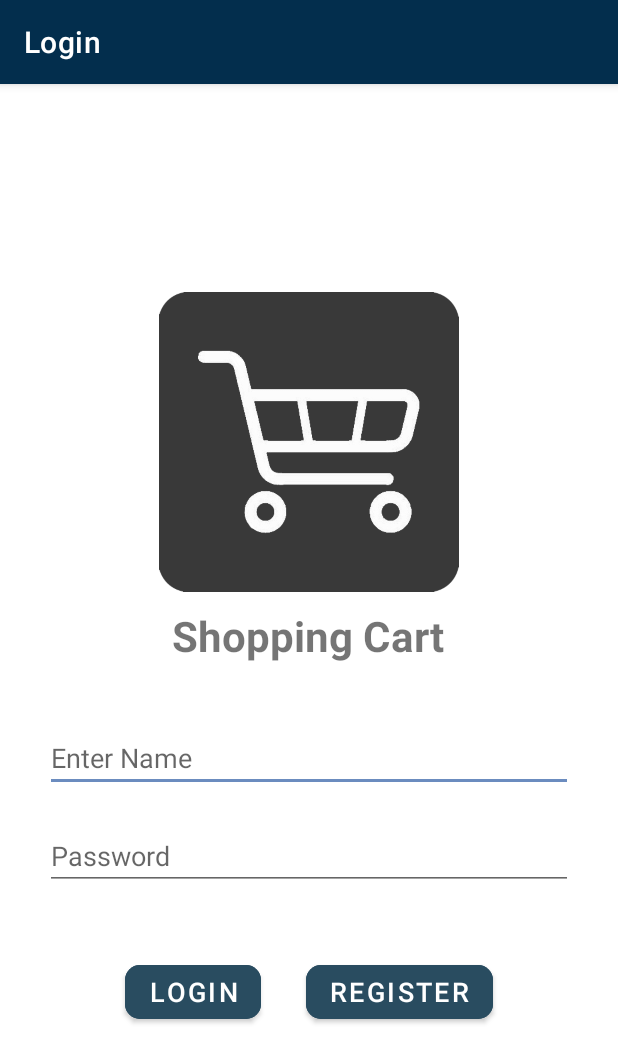
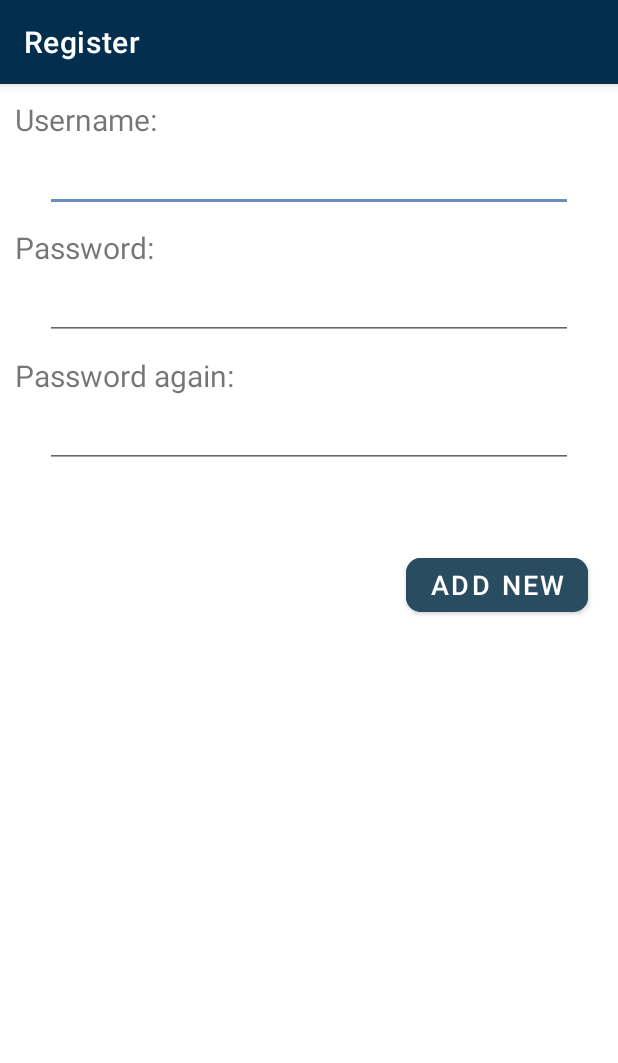
Before and after one commit to molnar75/ShoppingCart, an Android app: the screen it shows after launch (MainActivity before the commit, RegisterFormActivity after it), after a tap on "REGISTER", on a phone screen of 412 x 824 dp. Shown: the top 1063 px of the screen. Run offline under Robolectric (Android 15) with nearby library versions, the phone set to English and light mode, and no system bars.

Commit message:
Implemented register activity, deleted finished TODOs and added new TODO

```diff
--- a/app/src/main/AndroidManifest.xml
+++ b/app/src/main/AndroidManifest.xml
@@ -9,8 +9,9 @@
         android:roundIcon="@mipmap/app_icon_round"
         android:supportsRtl="true"
         android:theme="@style/Theme.ShoppingCart">
-        <activity android:name=".CartFormActivity"></activity>
-        <activity android:name=".CartListActivity"></activity>
+        <activity android:name=".RegisterFormActivity"></activity>
+        <activity android:name=".CartFormActivity" />
+        <activity android:name=".CartListActivity" />
         <activity android:name=".ItemFormActivity" /> <!-- TODO a szülője a cartItemListActivity legyen, de jelenleg összeomlik mert üres az intent -->
         <activity
             android:name=".MainActivity"
--- a/app/src/main/java/com/example/shoppingcart/MainActivity.java
+++ b/app/src/main/java/com/example/shoppingcart/MainActivity.java
@@ -58,7 +58,8 @@ public class MainActivity extends AppCompatActivity {
             registerButton.setOnClickListener(new View.OnClickListener() {
                 @Override
                 public void onClick(View v) {
-                    Toast.makeText(MainActivity.this, "Register", Toast.LENGTH_SHORT).show();
+                    Intent intent = new Intent(MainActivity.this, RegisterFormActivity.class);
+                    startActivity(intent);
                 }
             });
         }
@@ -101,6 +102,6 @@ public class MainActivity extends AppCompatActivity {
         return validationIsOk;
     }
 
-    //TODO regisztrációs ablak
+    //TODO confirmation popup style változtatása
     //TODO bónusz nyelviesítés
 }
--- /dev/null
+++ b/app/src/main/java/com/example/shoppingcart/RegisterFormActivity.java
@@ -0,0 +1,68 @@
+package com.example.shoppingcart;
+
+import androidx.appcompat.app.AppCompatActivity;
+
+import android.os.Bundle;
+import android.view.View;
+import android.widget.Button;
+import android.widget.EditText;
+import android.widget.TextView;
+import android.widget.Toast;
+
+public class RegisterFormActivity extends AppCompatActivity {
+
+    @Override
+    protected void onCreate(Bundle savedInstanceState) {
+        super.onCreate(savedInstanceState);
+        setContentView(R.layout.activity_register_form);
+
+        setTitle("Register");
+
+        EditText etUsername = findViewById(R.id.userNameRegisterForm);
+        EditText etPassword = findViewById(R.id.passwordRegisterForm);
+        EditText etPasswordAgain = findViewById(R.id.passwordAgainRegisterForm);
+        TextView tvErrorMessage = findViewById(R.id.registerFormErrorMessage);
+        Button addNewButton = findViewById(R.id.addNewButtonRegisterForm);
+
+        addNewButton.setOnClickListener(new View.OnClickListener() {
+            @Override
+            public void onClick(View v) {
+                String username = etUsername.getText().toString();
+                String password = etPassword.getText().toString();
+                String passwordAgain = etPasswordAgain.getText().toString();
+                if(validation(username, password, passwordAgain, etUsername, etPassword, etPasswordAgain, tvErrorMessage)) {
+                    Toast.makeText(RegisterFormActivity.this, "Add new user", Toast.LENGTH_SHORT).show();
+                    //TODO add new user and open main activity
+                }
+            }
+        });
+    }
+
+    //Returns false if one of the data is empty
+    Boolean validation(String username, String password, String passwordAgain, EditText etUsername, EditText etPassword, EditText etPasswordAgain, TextView tvErrorMessage) {
+        Boolean validationIsOk = true;
+        tvErrorMessage.setText("");
+
+        if(username.isEmpty()) {
+            validationIsOk = false;
+            etUsername.setError("This field is required!");
+        }
+
+        if(password.isEmpty()) {
+            validationIsOk = false;
+            etPassword.setError("This field is required!");
+        }
+
+        if(passwordAgain.isEmpty()) {
+            validationIsOk = false;
+            etPasswordAgain.setError("This field is required!");
+        }
+
+        if(!password.equals(passwordAgain)) {
+            validationIsOk = false;
+            tvErrorMessage.setText("The passwords does not match!");
+        }
+
+        return validationIsOk;
+    }
+}
--- a/app/src/main/java/com/example/shoppingcart/ShoppingCartListAdapter.java
+++ b/app/src/main/java/com/example/shoppingcart/ShoppingCartListAdapter.java
@@ -63,7 +63,7 @@ public class ShoppingCartListAdapter extends ArrayAdapter<ShoppingCart> {
 
         tvName.setText(name);
         checkBox.setText("(" + percentage + "%)");
-        checkBox.setChecked(isItDone); //TODO chekbox változás implementálás
+        checkBox.setChecked(isItDone);
 
         cartMenu.setOnClickListener(new View.OnClickListener() {
             @Override
--- /dev/null
+++ b/app/src/main/res/layout/activity_register_form.xml
@@ -0,0 +1,87 @@
+<?xml version="1.0" encoding="utf-8"?>
+<androidx.constraintlayout.widget.ConstraintLayout xmlns:android="http://schemas.android.com/apk/res/android"
+    xmlns:app="http://schemas.android.com/apk/res-auto"
+    xmlns:tools="http://schemas.android.com/tools"
+    android:layout_width="match_parent"
+    android:layout_height="match_parent"
+    tools:context=".RegisterFormActivity">
+
+
+    <LinearLayout
+        android:layout_width="match_parent"
+        android:layout_height="match_parent"
+        android:orientation="vertical">
+
+        <TextView
+            android:layout_width="wrap_content"
+            android:layout_height="30dp"
+            android:layout_marginLeft="10dp"
+            android:layout_marginTop="10dp"
+            android:text="Username:"
+            android:textSize="20sp"/>
+
+        <EditText
+            android:id="@+id/userNameRegisterForm"
+            android:layout_width="fill_parent"
+            android:layout_height="wrap_content"
+            android:layout_marginLeft="30dp"
+            android:layout_marginRight="30dp" />
+
+        <TextView
+            android:layout_width="wrap_content"
+            android:layout_height="30dp"
+            android:layout_marginLeft="10dp"
+            android:layout_marginTop="10dp"
+            android:text="Password:"
+            android:textSize="20sp"/>
+
+        <EditText
+            android:id="@+id/passwordRegisterForm"
+            android:layout_width="fill_parent"
+            android:layout_height="wrap_content"
+            android:layout_marginLeft="30dp"
+            android:layout_marginRight="30dp"
+            android:inputType="textPassword"/>
+
+        <TextView
+            android:layout_width="wrap_content"
+            android:layout_height="30dp"
+            android:layout_marginLeft="10dp"
+            android:layout_marginTop="10dp"
+            android:text="Password again:"
+            android:textSize="20sp"/>
+
+        <EditText
+            android:id="@+id/passwordAgainRegisterForm"
+            android:layout_width="fill_parent"
+            android:layout_height="wrap_content"
+            android:layout_marginLeft="30dp"
+            android:layout_marginRight="30dp"
+            android:inputType="textPassword"/>
+
+        <TextView
+            android:id="@+id/registerFormErrorMessage"
+            android:layout_width="wrap_content"
+            android:layout_height="wrap_content"
+            android:textStyle="bold"
+            android:textColor="@color/error"
+            android:textSize="17sp"
+            android:layout_marginLeft="10dp"
+            android:layout_marginTop="10dp"/>
+
+        <Button
+            android:id="@+id/addNewButtonRegisterForm"
+            android:layout_width="wrap_content"
+            android:layout_height="wrap_content"
+            android:layout_gravity="end"
+            android:layout_marginTop="20dp"
+            android:layout_marginRight="20dp"
+            android:backgroundTint="#294C60"
+            android:text="Add new"
+            android:textSize="18sp"
+            app:cornerRadius="10dp" />
+
+    </LinearLayout>
+
+
+</androidx.constraintlayout.widget.ConstraintLayout>
```
